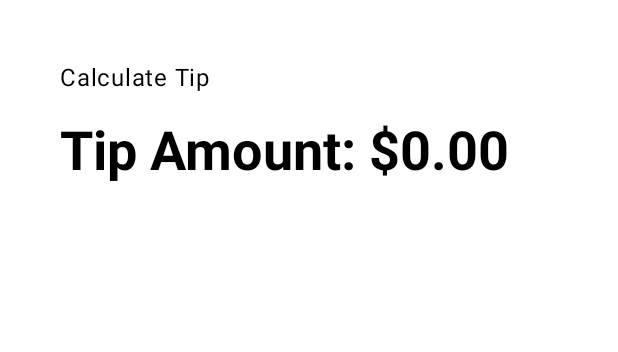
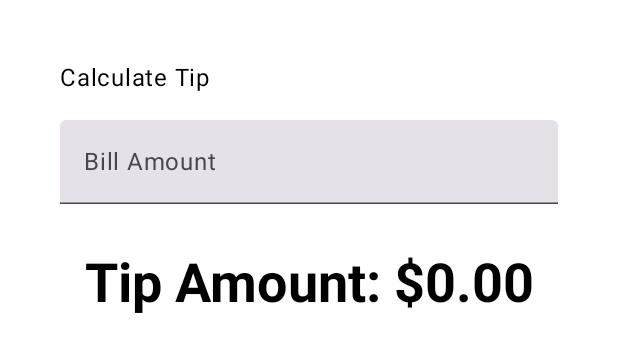
Before and after one commit to AlibekDeveloper/Tip-Time, an Android app built with Jetpack Compose: the @Preview function TipTimeLayoutPreview, on a phone screen of 412 x 824 dp. Shown: the top 352 px of the screen. Run offline under Robolectric (Android 15) with nearby library versions, the phone set to English and light mode, and no system bars.

Commit message:
edit text added

```diff
--- a/app/src/main/java/com/example/tiptime/MainActivity.kt
+++ b/app/src/main/java/com/example/tiptime/MainActivity.kt
@@ -8,21 +8,30 @@ import androidx.compose.foundation.layout.Arrangement
 import androidx.compose.foundation.layout.Column
 import androidx.compose.foundation.layout.Spacer
 import androidx.compose.foundation.layout.fillMaxSize
+import androidx.compose.foundation.layout.fillMaxWidth
 import androidx.compose.foundation.layout.height
 import androidx.compose.foundation.layout.padding
 import androidx.compose.foundation.layout.safeDrawingPadding
 import androidx.compose.foundation.layout.statusBarsPadding
+import androidx.compose.foundation.text.KeyboardOptions
 import androidx.compose.material3.MaterialTheme
 import androidx.compose.material3.Surface
 import androidx.compose.material3.Text
+import androidx.compose.material3.TextField
 import androidx.compose.runtime.Composable
+import androidx.compose.runtime.mutableStateOf
+import androidx.compose.runtime.remember
+import androidx.compose.runtime.getValue
+import androidx.compose.runtime.setValue
 import androidx.compose.ui.Alignment
 import androidx.compose.ui.Modifier
 import androidx.compose.ui.res.stringResource
+import androidx.compose.ui.text.input.KeyboardType
 import androidx.compose.ui.tooling.preview.Preview
 import androidx.compose.ui.unit.dp
 import com.example.tiptime.ui.theme.TipTimeTheme
 import java.text.NumberFormat
+import androidx.compose.runtime.remember as remember
 
 class MainActivity : ComponentActivity() {
     override fun onCreate(savedInstanceState: Bundle?) {
@@ -34,11 +43,13 @@ class MainActivity : ComponentActivity() {
                     modifier = Modifier.fillMaxSize(),
                 ) {
                     TipTimeLayout()
+                    EditNumberField(modifier = Modifier)
                 }
             }
         }
     }
 }
+
 
 @Composable
 fun TipTimeLayout() {
@@ -56,6 +67,11 @@ fun TipTimeLayout() {
                 .padding(bottom = 16.dp, top = 40.dp)
                 .align(alignment = Alignment.Start)
         )
+        EditNumberField(
+            modifier = Modifier
+                .padding(bottom = 32.dp)
+                .fillMaxWidth()
+        )
         Text(
             text = stringResource(R.string.tip_amount, "$0.00"),
             style = MaterialTheme.typography.displaySmall
@@ -64,11 +80,22 @@ fun TipTimeLayout() {
     }
 }
 
-/**
- * Calculates the tip based on the user input and format the tip amount
- * according to the local currency.
- * Example would be "$10.00".
- */
+@Composable
+fun EditNumberField(modifier: Modifier) {
+    var amountInput by remember {
+        mutableStateOf("")
+    }
+
+    TextField(
+        value = amountInput,
+        onValueChange = { amountInput = it },
+        singleLine = true,
+        label = { Text(text = stringResource(id = R.string.bill_amount)) },
+        keyboardOptions = KeyboardOptions(keyboardType = KeyboardType.Number),
+        modifier = modifier
+    )
+}
+
 private fun calculateTip(amount: Double, tipPercent: Double = 15.0): String {
     val tip = tipPercent / 100 * amount
     return NumberFormat.getCurrencyInstance().format(tip)
```
